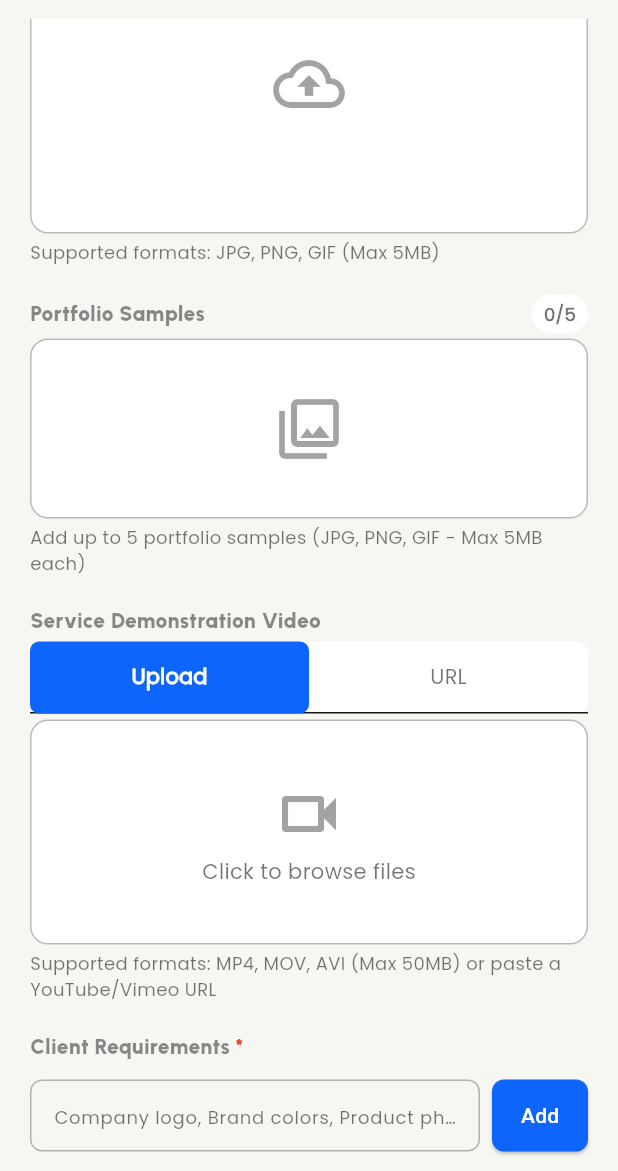
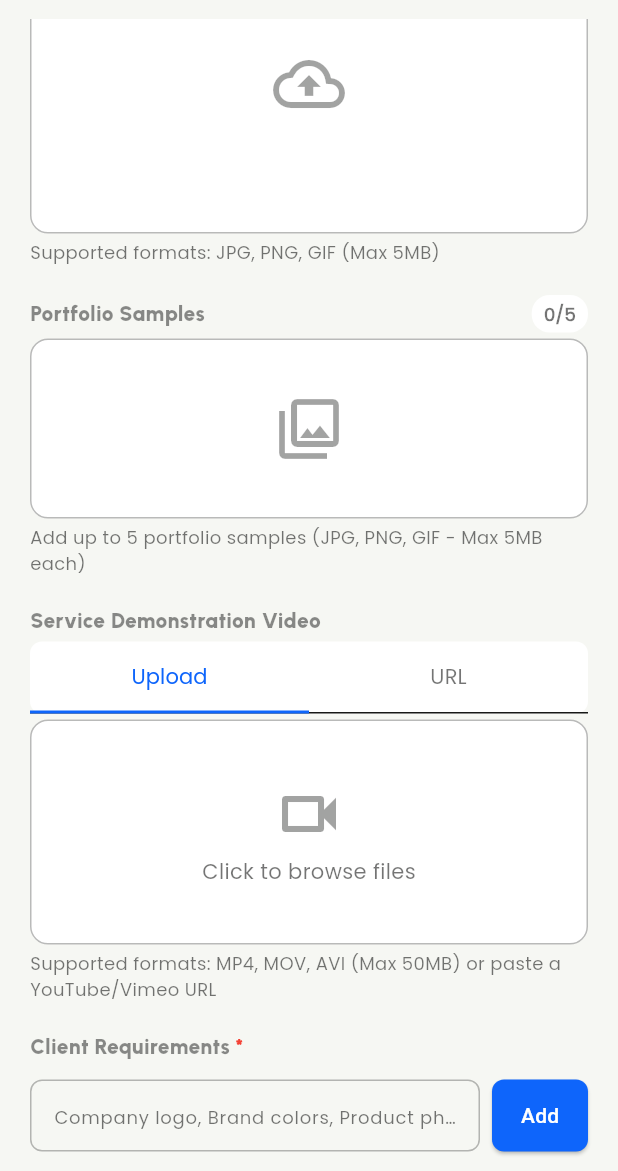
Before and after one commit to ItsAfsalVN/sparkd, a Flutter app: the CreateNewGigScreen screen opened directly, scrolled down 1728 dp, on a phone screen of 412 x 824 dp, the part 65-1236 px from its top. Run offline on Flutter 3.47's test engine with Material 3 defaults, Android fonts, the phone set to English and light mode, and no system bars; our stand-ins replace cloud_firestore, equatable, file_picker, firebase_auth, firebase_core, flutter_bloc and 9 more; accounts and stored records are empty.

Commit message:
fixed video uploads

```diff
--- a/lib/core/presentation/widgets/video_upload.dart
+++ b/lib/core/presentation/widgets/video_upload.dart
@@ -165,22 +165,11 @@ class _VideoUploadState extends State<VideoUpload>
             ),
             child: TabBar(
               controller: _tabController,
-              indicator: BoxDecoration(
-                color: colorScheme.primary,
-                borderRadius: BorderRadius.circular(6),
-              ),
               indicatorSize: TabBarIndicatorSize.tab,
-              labelColor: colorScheme.onPrimary,
+              labelStyle: textStyles.paragraph.copyWith(fontSize: 14),
+              unselectedLabelStyle: textStyles.paragraph.copyWith(fontSize: 14),
               unselectedLabelColor: colorScheme.onSurface.withValues(
                 alpha: 0.6,
-              ),
-              labelStyle: textStyles.paragraph.copyWith(
-                fontSize: 14,
-                fontWeight: FontWeight.w600,
-              ),
-              unselectedLabelStyle: textStyles.paragraph.copyWith(
-                fontSize: 14,
-                fontWeight: FontWeight.normal,
               ),
               tabs: const [
                 Tab(text: "Upload"),
@@ -231,8 +220,8 @@ class _VideoUploadState extends State<VideoUpload>
       return _buildVideoPreview(colorScheme, textStyles);
     }
 
-    return Material(
-      color: Colors.transparent,
+    return ClipRRect(
+      borderRadius: BorderRadius.circular(12),
       child: InkWell(
         onTap: _isUploading ? null : _pickVideo,
         borderRadius: BorderRadius.circular(12),
```
